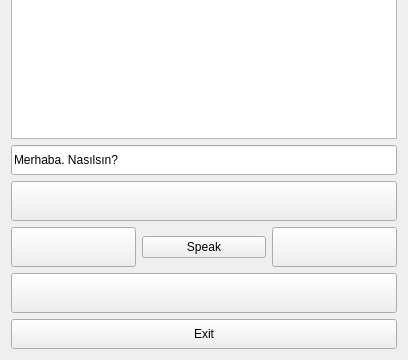
This is BalanceRobotRemote/mainwindow.ui in takyonxxx/BalanceRobotQT-Raspberry as Qt 5 draws it before an edit; both pictures show x 0 to 408 and y 326 to 686 of the 408 by 686 pixel window. The edited form follows.
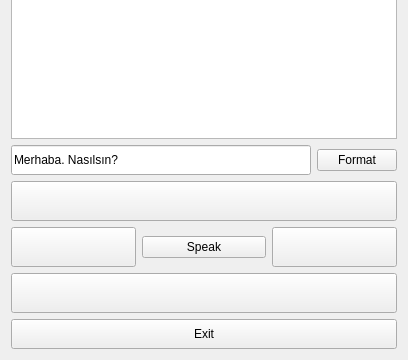
This is the edited form. Icons and pictures are not drawn.

Commit message:
sound format
sound format

```diff
--- a/BalanceRobotRemote/mainwindow.ui
+++ b/BalanceRobotRemote/mainwindow.ui
@@ -611,6 +611,8 @@
     <item row="1" column="0">
      <layout class="QVBoxLayout" name="verticalLayout_2">
       <item>
+       <layout class="QHBoxLayout" name="horizontalLayout_11">
+        <item>
        <widget class="QLineEdit" name="lineEdit_Speak">
         <property name="minimumSize">
          <size>
@@ -623,22 +625,18 @@
         </property>
        </widget>
       </item>
+        <item>
+         <widget class="QPushButton" name="m_pBFormat">
+          <property name="text">
+           <string>Format</string>
+          </property>
+         </widget>
+        </item>
+       </layout>
+      </item>
      </layout>
     </item>
     <item row="2" column="0">
-     <spacer name="verticalSpacer_6">
-      <property name="orientation">
-       <enum>Qt::Vertical</enum>
-      </property>
-      <property name="sizeHint" stdset="0">
-       <size>
-        <width>20</width>
-        <height>10</height>
-       </size>
-      </property>
-     </spacer>
-    </item>
-    <item row="3" column="0">
      <layout class="QHBoxLayout" name="horizontalLayout_5">
       <item>
        <widget class="QPushButton" name="m_pBForward">
@@ -655,7 +653,7 @@
       </item>
      </layout>
     </item>
-    <item row="4" column="0">
+    <item row="3" column="0">
      <layout class="QHBoxLayout" name="horizontalLayout_4">
       <item>
        <widget class="QPushButton" name="m_pBLeft">
@@ -692,7 +690,7 @@
       </item>
      </layout>
     </item>
-    <item row="5" column="0">
+    <item row="4" column="0">
      <layout class="QHBoxLayout" name="horizontalLayout_3">
       <item>
        <widget class="QPushButton" name="m_pBBackward">
@@ -709,7 +707,7 @@
       </item>
      </layout>
     </item>
-    <item row="6" column="0">
+    <item row="5" column="0">
      <spacer name="verticalSpacer_7">
       <property name="orientation">
        <enum>Qt::Vertical</enum>
@@ -722,7 +720,7 @@
       </property>
      </spacer>
     </item>
-    <item row="7" column="0">
+    <item row="6" column="0">
      <layout class="QHBoxLayout" name="horizontalLayout_2">
       <item>
        <widget class="QPushButton" name="m_pBExit">
```
Lines whose indentation alone changed are shown as unchanged. The commit also changes 3 other files.
